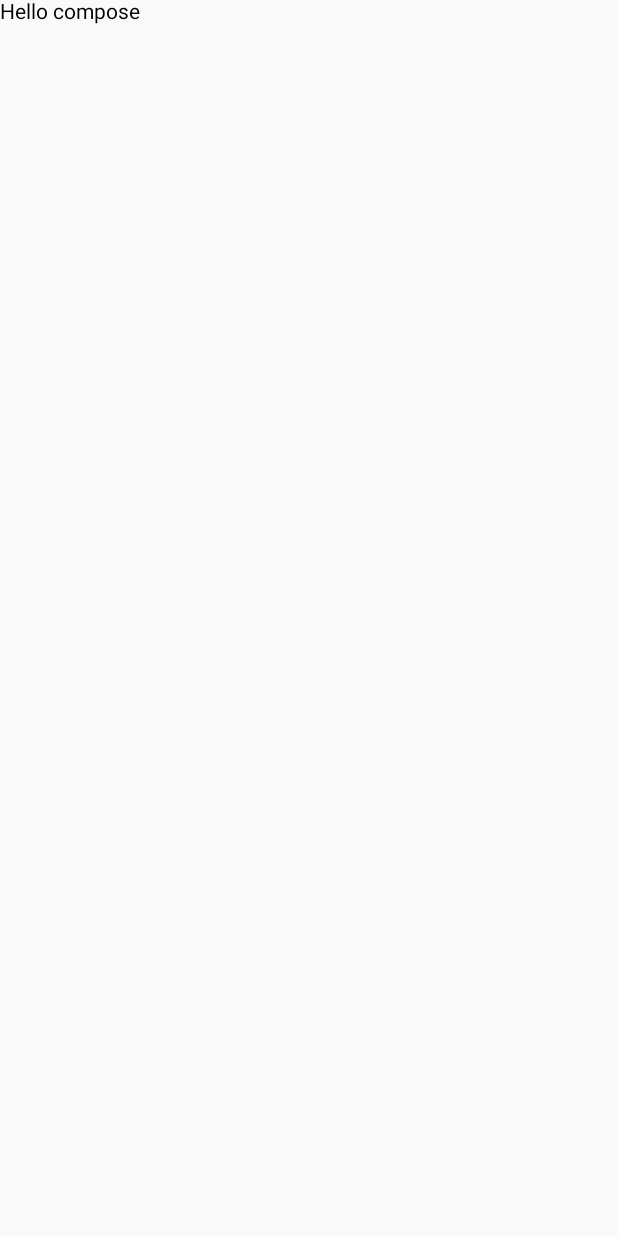
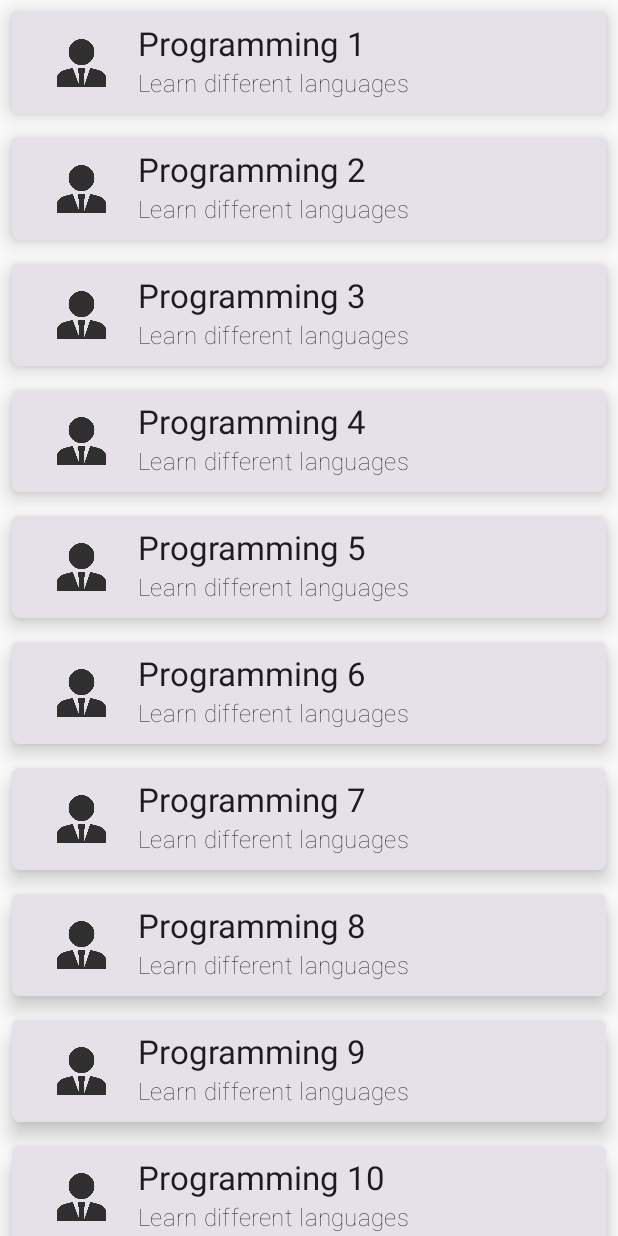
Before and after one commit to uday144/HELLOCOMPOSE, an Android app built with Jetpack Compose: the screen it shows after launch (MainActivity), on a phone screen of 412 x 824 dp. Before the commit the screen is almost empty. Run offline under Robolectric (Android 15) with nearby library versions, the phone set to English and light mode, and no system bars.

Commit message:
Inefficient list by column

```diff
--- a/app/src/main/java/com/example/hellocompose/MainActivity.kt
+++ b/app/src/main/java/com/example/hellocompose/MainActivity.kt
@@ -42,7 +42,7 @@ class MainActivity : ComponentActivity() {
     override fun onCreate(savedInstanceState: Bundle?) {
         super.onCreate(savedInstanceState)
         setContent {
-            Text(text = "Hello compose")
+            PreviewItem()
         }
     }
 }
--- /dev/null
+++ b/app/src/main/java/com/example/hellocompose/Screen.kt
@@ -0,0 +1,94 @@
+package com.example.hellocompose
+
+import androidx.compose.foundation.Image
+import androidx.compose.foundation.layout.Column
+import androidx.compose.foundation.layout.Row
+import androidx.compose.foundation.layout.padding
+import androidx.compose.foundation.layout.size
+import androidx.compose.foundation.rememberScrollState
+import androidx.compose.foundation.shape.RoundedCornerShape
+import androidx.compose.foundation.verticalScroll
+import androidx.compose.material3.Card
+import androidx.compose.material3.CardDefaults
+import androidx.compose.material3.MaterialTheme
+import androidx.compose.material3.Text
+import androidx.compose.runtime.Composable
+import androidx.compose.ui.Alignment
+import androidx.compose.ui.Modifier
+import androidx.compose.ui.res.painterResource
+import androidx.compose.ui.text.font.FontWeight
+import androidx.compose.ui.tooling.preview.Preview
+import androidx.compose.ui.unit.dp
+
+
+@Preview(heightDp = 500)
+@Composable
+fun PreviewItem(){
+   Column(modifier = Modifier.verticalScroll(rememberScrollState())) {
+       getCategoryList().map {item ->
+           BlogCategory(item.img, item.title, item.subtitle)
+       }
+   }
+}
+
+@Composable
+fun BlogCategory(img: Int, title: String, subtitle: String) {
+    Card(
+        shape = RoundedCornerShape(5.dp),
+        elevation = CardDefaults.cardElevation(
+            defaultElevation = 8.dp
+        ),
+        modifier = Modifier.padding(8.dp)
+    ) {
+        Row(verticalAlignment = Alignment.CenterVertically,
+            modifier = Modifier.padding(8.dp)) {
+            Image(painter = painterResource(id = img), contentDescription = "",
+                modifier = Modifier
+                    .size(48.dp)
+                    .padding(8.dp)
+                    .weight(.2f))
+            ItemDescription(title, subtitle, Modifier.Companion.weight(.8f))
+        }
+
+    }
+}
+
+@Composable
+private fun ItemDescription(title: String, subtitle: String, modifier: Modifier) {
+    Column(modifier = modifier) {
+        Text(
+            text = title,
+            style = MaterialTheme.typography.titleLarge
+        )
+        Text(
+            text = subtitle,
+            style = MaterialTheme.typography.titleMedium,
+            fontWeight = FontWeight.Thin
+        )
+    }
+}
+
+data class Category(val img: Int, val title: String, val subtitle: String)
+
+fun getCategoryList(): MutableList<Category>{
+    val list  = mutableListOf<Category>()
+    list.add(Category(R.drawable.bperson, "Programming 1", "Learn different languages"))
+    list.add(Category(R.drawable.bperson, "Programming 2", "Learn different languages"))
+    list.add(Category(R.drawable.bperson, "Programming 3", "Learn different languages"))
+    list.add(Category(R.drawable.bperson, "Programming 4", "Learn different languages"))
+    list.add(Category(R.drawable.bperson, "Programming 5", "Learn different languages"))
+    list.add(Category(R.drawable.bperson, "Programming 6", "Learn different languages"))
+    list.add(Category(R.drawable.bperson, "Programming 7", "Learn different languages"))
+    list.add(Category(R.drawable.bperson, "Programming 8", "Learn different languages"))
+    list.add(Category(R.drawable.bperson, "Programming 9", "Learn different languages"))
+    list.add(Category(R.drawable.bperson, "Programming 10", "Learn different languages"))
+    list.add(Category(R.drawable.bperson, "Programming 11", "Learn different languages"))
+    list.add(Category(R.drawable.bperson, "Programming 12", "Learn different languages"))
+    list.add(Category(R.drawable.bperson, "Programming 13", "Learn different languages"))
+    list.add(Category(R.drawable.bperson, "Programming 14", "Learn different languages"))
+    list.add(Category(R.drawable.bperson, "Programming 15", "Learn different languages"))
+    list.add(Category(R.drawable.bperson, "Programming 16", "Learn different languages"))
+    list.add(Category(R.drawable.bperson, "Programming 17", "Learn different languages"))
+    list.add(Category(R.drawable.bperson, "Programming 18", "Learn different languages"))
+    return list
+}
```
